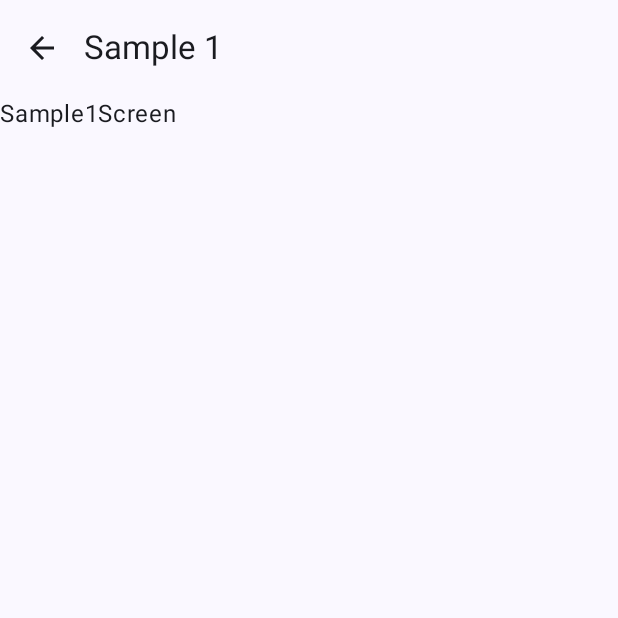
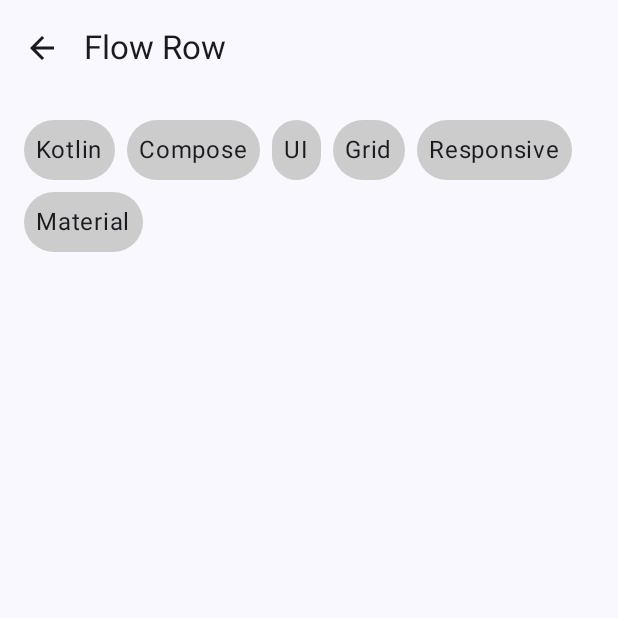
Before and after one commit to seabat/compose-samples, an Android app built with Jetpack Compose: the Sample3Screen screen opened through its navigation route, on a phone screen of 412 x 824 dp, the top half of it. Run offline under Robolectric (Android 15) with nearby library versions, the phone set to English and light mode, and no system bars.

Commit message:
Sample3Screen で FlowRow を表示

```diff
--- a/SampleList/app/build.gradle.kts
+++ b/SampleList/app/build.gradle.kts
@@ -51,6 +51,7 @@ dependencies {
     implementation(libs.androidx.compose.material3)
     implementation(libs.androidx.navigation.compose)
     implementation(libs.androidx.navigation.runtime.ktx)
+    implementation(libs.androidx.compose.foundation.layout)
     testImplementation(libs.junit)
     androidTestImplementation(libs.androidx.junit)
     androidTestImplementation(libs.androidx.espresso.core)
--- a/SampleList/app/src/main/java/dev/seabat/android/compose/samplelist/navigation/Screen.kt
+++ b/SampleList/app/src/main/java/dev/seabat/android/compose/samplelist/navigation/Screen.kt
@@ -4,5 +4,5 @@ sealed class Screen(val route: String) {
     object Home : Screen("home")
     object Sample1 : Screen("LazyVerticalGrid")
     object Sample2 : Screen("StaggeredGrid")
-    object Sample3 : Screen("sample3")
+    object Sample3 : Screen("FlowRow")
 }
--- a/SampleList/app/src/main/java/dev/seabat/android/compose/samplelist/screens/HomeScreen.kt
+++ b/SampleList/app/src/main/java/dev/seabat/android/compose/samplelist/screens/HomeScreen.kt
@@ -70,7 +70,7 @@ fun HomeScreen(
                 onClick = { onNavigateToSample(Screen.Sample3.route) },
                 modifier = Modifier.fillMaxWidth()
             ) {
-                Text("Sample 3")
+                Text(Screen.Sample3.route)
             }
         }
     }
--- a/SampleList/app/src/main/java/dev/seabat/android/compose/samplelist/screens/Sample3Screen.kt
+++ b/SampleList/app/src/main/java/dev/seabat/android/compose/samplelist/screens/Sample3Screen.kt
@@ -1,19 +1,24 @@
 package dev.seabat.android.compose.samplelist.screens
 
-import androidx.compose.foundation.layout.Column
-import androidx.compose.foundation.layout.fillMaxSize
+import androidx.compose.foundation.layout.Arrangement
+import androidx.compose.foundation.layout.ExperimentalLayoutApi
 import androidx.compose.foundation.layout.padding
+import androidx.compose.foundation.layout.FlowRow
+import androidx.compose.foundation.shape.RoundedCornerShape
 import androidx.compose.material.icons.Icons
 import androidx.compose.material.icons.filled.ArrowBack
 import androidx.compose.material3.ExperimentalMaterial3Api
 import androidx.compose.material3.Icon
 import androidx.compose.material3.IconButton
 import androidx.compose.material3.Scaffold
+import androidx.compose.material3.Surface
 import androidx.compose.material3.Text
 import androidx.compose.material3.TopAppBar
 import androidx.compose.runtime.Composable
 import androidx.compose.ui.Modifier
+import androidx.compose.ui.graphics.Color
 import androidx.compose.ui.tooling.preview.Preview
+import androidx.compose.ui.unit.dp
 
 @OptIn(ExperimentalMaterial3Api::class)
 @Composable
@@ -24,7 +29,7 @@ fun Sample3Screen(
     Scaffold(
         topBar = {
             TopAppBar(
-                title = { Text("Sample 1") },
+                title = { Text("Flow Row") },
                 navigationIcon = {
                     IconButton(onClick = onNavigateBack) {
                         Icon(
@@ -37,12 +42,31 @@ fun Sample3Screen(
         },
         modifier = modifier
     ) { innerPadding ->
-        Column(
-            modifier = Modifier
-                .fillMaxSize()
-                .padding(innerPadding)
-        ) {
-            Text("Sample1Screen")
+        FlowRowExample(
+            modifier = Modifier.padding(innerPadding)
+        )
+    }
+}
+
+@OptIn(ExperimentalLayoutApi::class)
+@Composable
+fun FlowRowExample(
+    modifier: Modifier = Modifier
+) {
+    val tags = listOf("Kotlin", "Compose", "UI", "Grid", "Responsive", "Material")
+
+    FlowRow(
+        modifier = modifier.padding(16.dp),
+        horizontalArrangement = Arrangement.spacedBy(8.dp),
+        verticalArrangement = Arrangement.spacedBy(8.dp)
+    ) {
+        tags.forEach { tag ->
+            Surface(
+                shape = RoundedCornerShape(50),
+                color = Color.LightGray
+            ) {
+                Text(tag, modifier = Modifier.padding(8.dp))
+            }
         }
     }
 }
--- a/SampleList/gradle/libs.versions.toml
+++ b/SampleList/gradle/libs.versions.toml
@@ -10,6 +10,7 @@ activityCompose = "1.11.0"
 composeBom = "2024.09.00"
 navigationCompose = "2.7.7"
 navigationRuntimeKtx = "2.9.4"
+foundationLayout = "1.9.1"
 
 [libraries]
 androidx-core-ktx = { group = "androidx.core", name = "core-ktx", version.ref = "coreKtx" }
@@ -28,6 +29,7 @@ androidx-compose-ui-test-junit4 = { group = "androidx.compose.ui", name = "ui-te
 androidx-compose-material3 = { group = "androidx.compose.material3", name = "material3" }
 androidx-navigation-compose = { group = "androidx.navigation", name = "navigation-compose", version.ref = "navigationCompose" }
 androidx-navigation-runtime-ktx = { group = "androidx.navigation", name = "navigation-runtime-ktx", version.ref = "navigationRuntimeKtx" }
+androidx-compose-foundation-layout = { group = "androidx.compose.foundation", name = "foundation-layout", version.ref = "foundationLayout" }
 
 [plugins]
 android-application = { id = "com.android.application", version.ref = "agp" }
```
